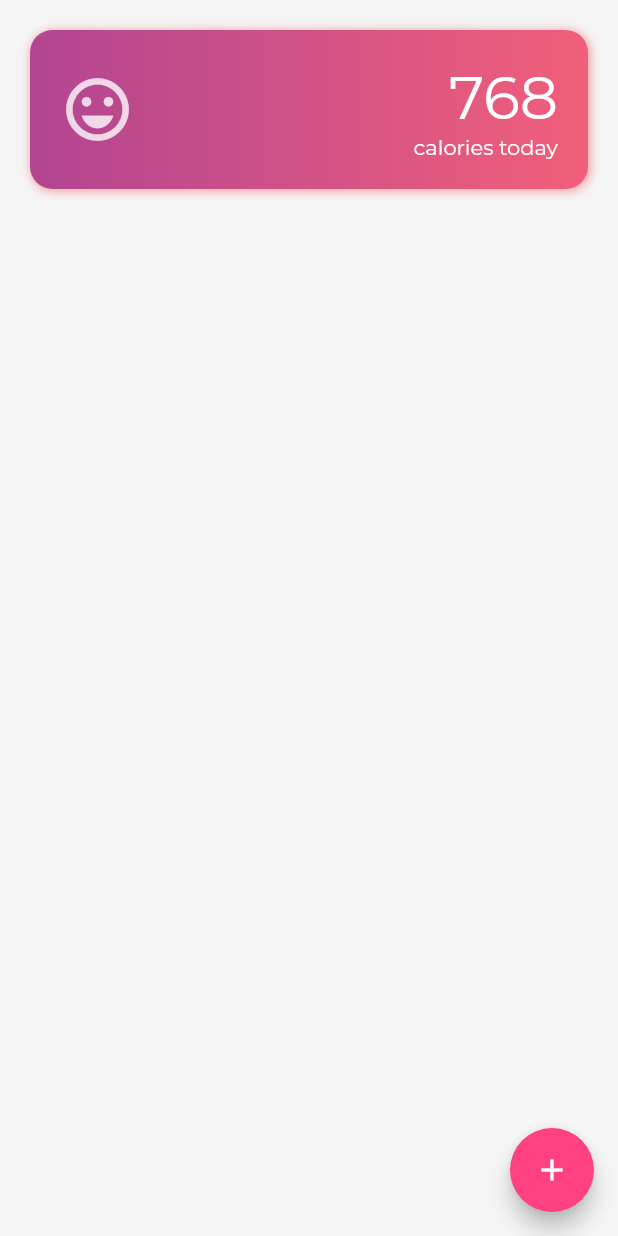
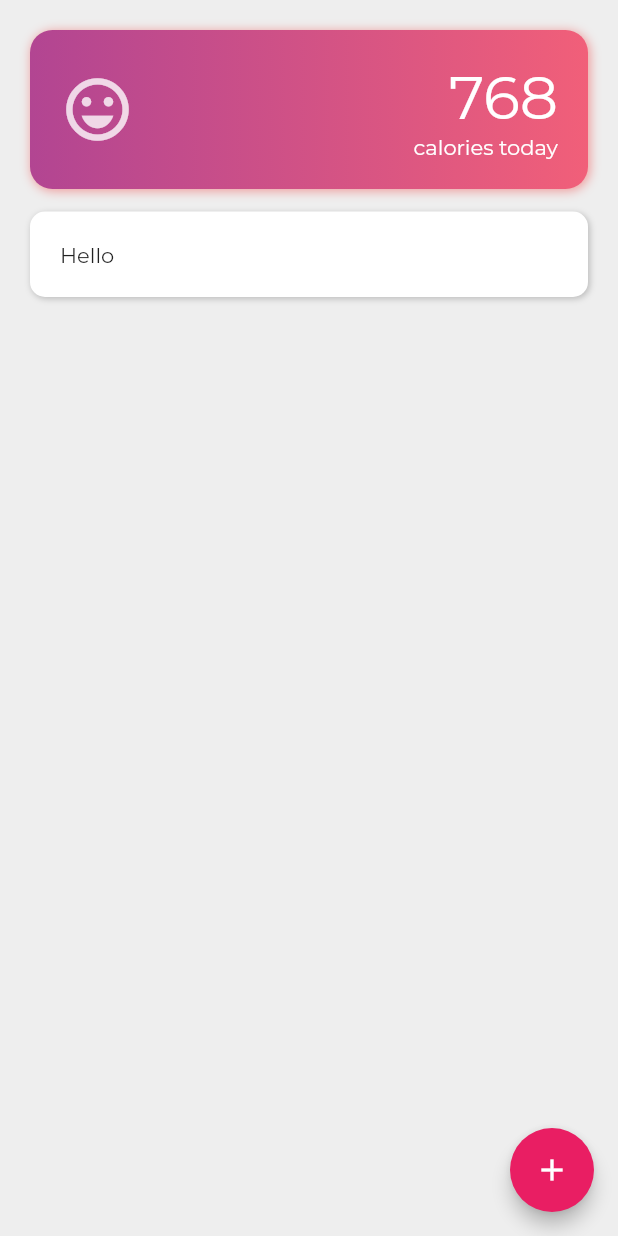
Before and after one commit to codeofmochi/kcal, a Flutter app: the screen it shows after launch, on a phone screen of 412 x 824 dp. Run offline on Flutter 3.47's test engine with Material 2 defaults, Android fonts, the phone set to English and light mode, and no system bars; our stand-ins replace gradient_widgets.

```diff
--- a/lib/home.dart
+++ b/lib/home.dart
@@ -6,11 +6,12 @@ import 'ui/fancy_card.dart';
 class HomePage extends StatelessWidget {
   Widget build(BuildContext context) {
     return Scaffold(
-      backgroundColor: Colors.grey[100],
+      backgroundColor: Colors.grey[200],
       body: SafeArea(
         child: ListView(
           children: [
             TodayCounter(),
+            TodayStats(),
           ],
           padding: EdgeInsets.all(20),
         ),
@@ -19,8 +20,9 @@ class HomePage extends StatelessWidget {
       floatingActionButton: FloatingActionButton(
         onPressed: () {},
         child: Icon(Icons.add),
-        backgroundColor: Colors.pinkAccent,
+        backgroundColor: Colors.pink,
         foregroundColor: Colors.white,
+        elevation: 5,
       ),
     );
   }
@@ -31,7 +33,8 @@ class TodayCounter extends StatelessWidget {
   Widget build(BuildContext context) {
     return FancyCard(
       padding: EdgeInsets.all(20),
-      borderRadius: 15.0,
+      margin: EdgeInsets.only(bottom: 15),
+      borderRadius: 15,
       gradient: Gradients.blush,
       boxShadow: BoxShadow(
         color: Colors.red[200],
@@ -69,3 +72,20 @@ class TodayCounter extends StatelessWidget {
     );
   }
 }
+
+/// Food stats for the day
+class TodayStats extends StatelessWidget {
+  Widget build(BuildContext context) {
+    return FancyCard(
+      padding: EdgeInsets.all(20),
+      borderRadius: 10,
+      child: Text("Hello"),
+      backgroundColor: Colors.white,
+      boxShadow: BoxShadow(
+        color: Colors.grey[400],
+        blurRadius: 3.0,
+        offset: Offset(1, 1),
+      ),
+    );
+  }
+}
--- a/lib/ui/fancy_card.dart
+++ b/lib/ui/fancy_card.dart
@@ -5,17 +5,21 @@ import 'package:flutter/material.dart';
 /// shadows, padding, ...
 class FancyCard extends StatelessWidget {
   final Widget child;
+  final EdgeInsets margin;
   final EdgeInsets padding;
   final double borderRadius;
+  final Color backgroundColor;
   final Gradient gradient;
   final BoxShadow boxShadow;
 
   FancyCard({
     @required this.child,
     @required this.padding,
+    this.margin,
     @required this.borderRadius,
-    @required this.gradient,
-    @required this.boxShadow,
+    this.backgroundColor,
+    this.gradient,
+    this.boxShadow,
   });
 
   Widget build(BuildContext context) {
@@ -26,7 +30,9 @@ class FancyCard extends StatelessWidget {
         ],
         borderRadius: BorderRadius.circular(this.borderRadius),
         gradient: this.gradient,
+        color: this.backgroundColor,
       ),
+      margin: this.margin,
       child: Padding(
         padding: this.padding,
         child: this.child,
```
